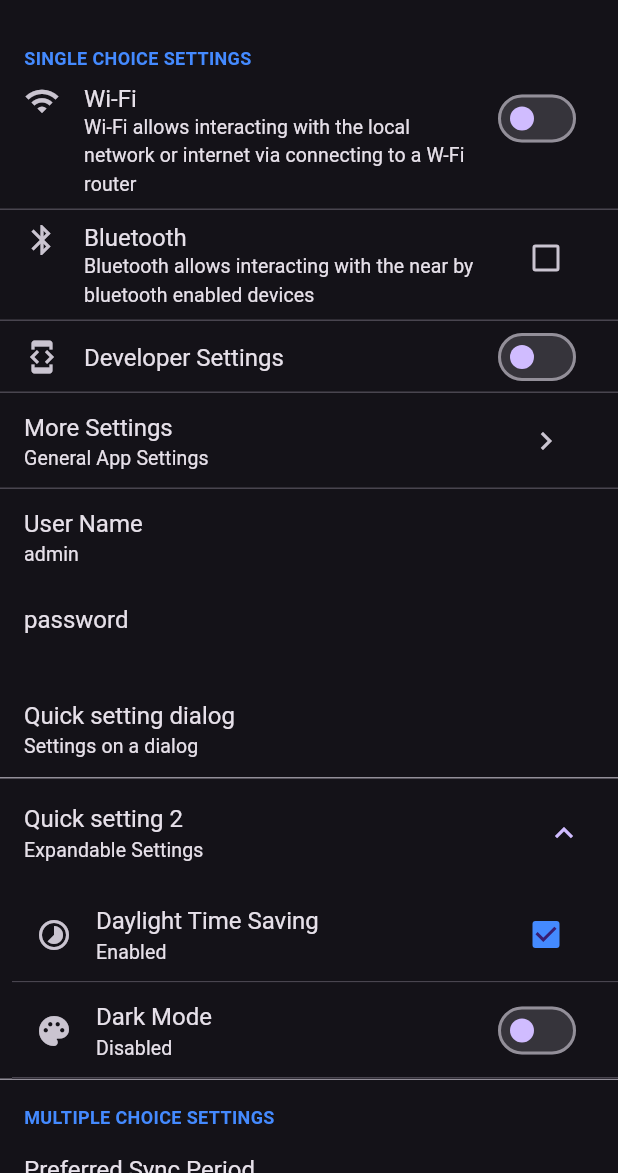
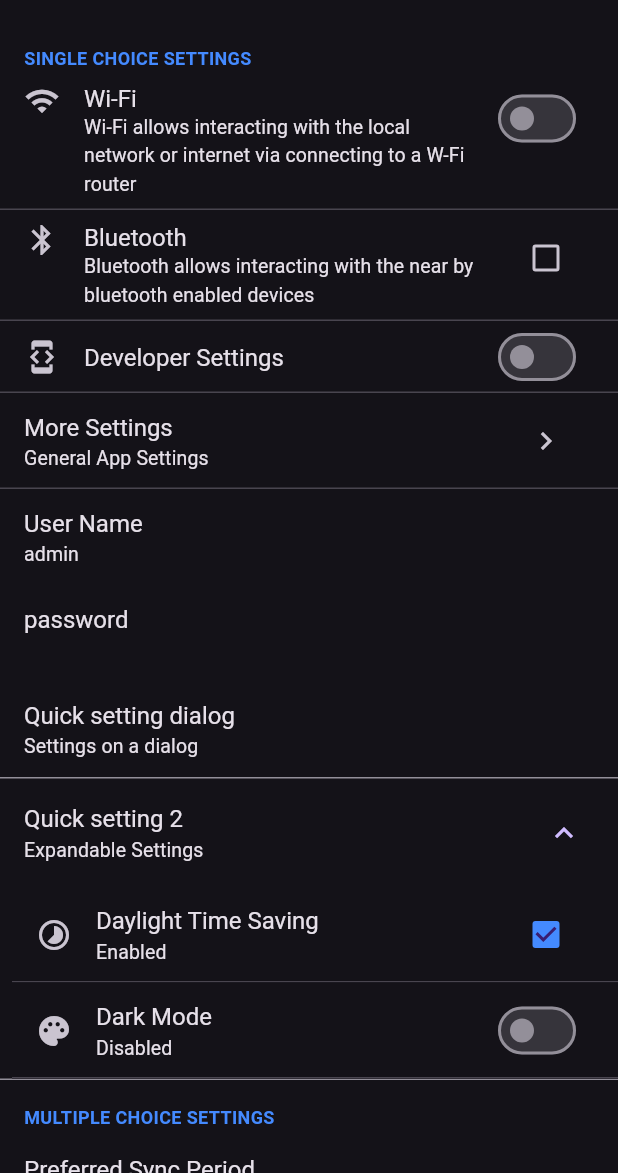
Before and after one commit to GAM3RG33K/flutter_settings_screens, a Flutter app: the SettingsScreen screen opened directly, after a tap on "Daylight Time Saving", on a phone screen of 412 x 824 dp, the part 63-1236 px from its top. Run offline on Flutter 3.47's test engine with Material 3 defaults, Android fonts, the phone set to English and light mode, and no system bars; our stand-ins replace hive, shared_preferences; accounts and stored records are empty.

Commit message:
Fixed usage of active color. Added active color for Slider.

```diff
--- a/lib/src/widgets/base_widgets.dart
+++ b/lib/src/widgets/base_widgets.dart
@@ -589,9 +589,7 @@ class _SettingsSwitch extends StatelessWidget {
     return Switch.adaptive(
       value: value,
       onChanged: enabled ? onChanged : null,
-      thumbColor: MaterialStateProperty.all(
-          activeColor ?? Theme.of(context).colorScheme.primary),
-      inactiveThumbColor: Theme.of(context).colorScheme.secondary,
+      activeColor: activeColor ?? Theme.of(context).colorScheme.secondary,
     );
   }
 }
@@ -721,12 +719,15 @@ class _SettingsSlider extends StatelessWidget {
   /// ignored & will not be executed
   final bool eagerUpdate;
 
+  final Color? activeColor;
+
   const _SettingsSlider({
     required this.value,
     required this.min,
     required this.max,
     required this.step,
     required this.enabled,
+    required this.activeColor,
     this.onChangeStart,
     this.onChanged,
     this.onChangeEnd,
@@ -746,6 +747,7 @@ class _SettingsSlider extends StatelessWidget {
       onChanged: enabled ? (value) => onChanged?.call(value) : null,
       onChangeEnd:
           enabled && !eagerUpdate ? (value) => onChangeEnd?.call(value) : null,
+      activeColor: activeColor,
     );
   }
 }
```
Also changed, not shown: lib/src/widgets/settings_widgets.dart (+8 -0 lines).
